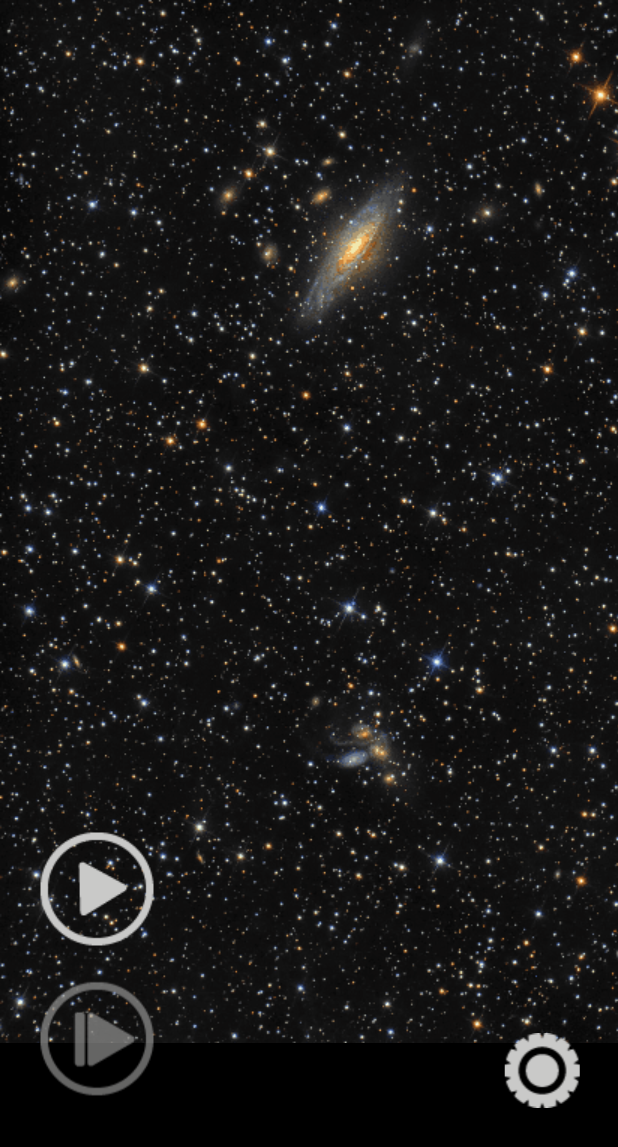
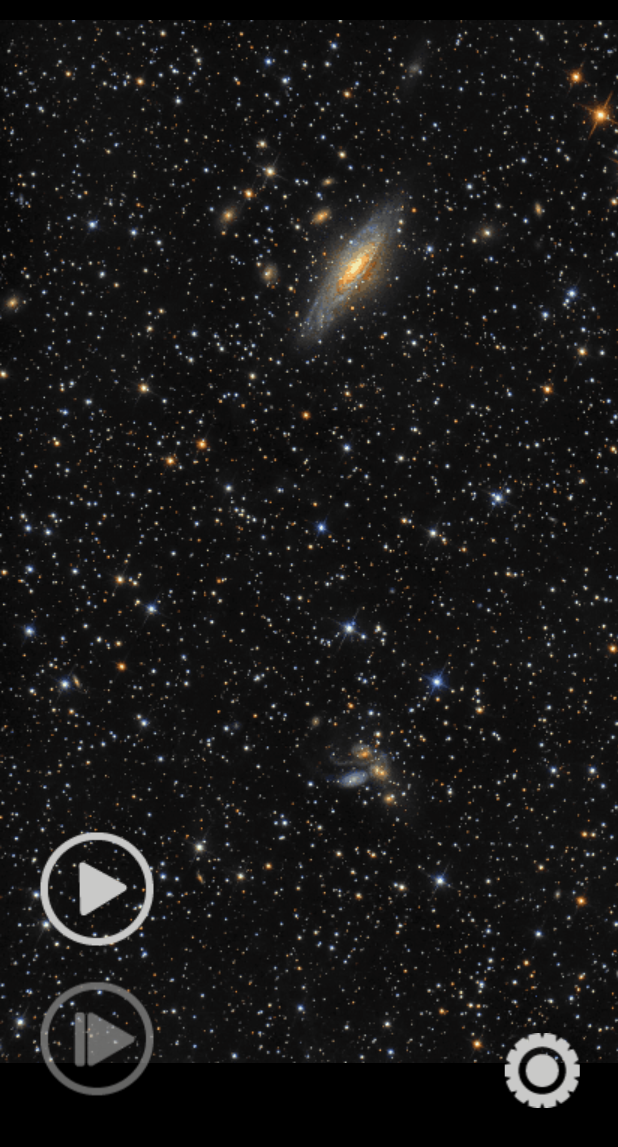
Before and after one commit to ysbapps/brickgame, an Android app: the screen it shows after launch (MainBrickActivity), on a phone screen of 412 x 824 dp. Shown: the top 1147 px of the screen. Run offline under Robolectric (Android 15) with nearby library versions, the phone set to English and light mode, and no system bars; libraries missing offline, so code that uses them is left out: com.android.billingclient; 3 statements that could not run were skipped.

Commit message:
in-app bug fixes.. layout fixes, legacy icons

```diff
--- a/app/src/main/java/ysb/apps/games/brick/InAppsProductsManager.java
+++ b/app/src/main/java/ysb/apps/games/brick/InAppsProductsManager.java
@@ -25,8 +25,10 @@ import java.io.FileOutputStream;
 import java.io.InputStream;
 import java.nio.ByteBuffer;
 import java.util.ArrayList;
+import java.util.Date;
 import java.util.HashMap;
 import java.util.List;
+import java.util.Objects;
 
 import ysb.apps.utils.logs.L;
 
@@ -182,9 +184,9 @@ public class InAppsProductsManager implements PurchasesUpdatedListener, Acknowle
         L.i("onQPR, orderId: " + purchase.getOrderId());
         String productId = purchase.getSkus().size() > 0 ? purchase.getSkus().get(0) : "???";
         L.i("onQPR, product: " + productId);
-        L.i("onQPR, time: " + purchase.getPurchaseTime());
+        L.i("onQPR, time: " + new Date(purchase.getPurchaseTime()));
         L.i("onQPR, package: " + purchase.getPackageName());
-        L.i("onQPR, account: " + purchase.getAccountIdentifiers());
+        L.i("onQPR, account: " + Objects.requireNonNull(purchase.getAccountIdentifiers()).getObfuscatedAccountId());
         handlePurchase(purchase);
       }
 
--- a/app/src/main/java/ysb/apps/games/brick/game/DrawView.java
+++ b/app/src/main/java/ysb/apps/games/brick/game/DrawView.java
@@ -100,7 +100,7 @@ public class DrawView extends View
     L.i("bounds: " + bounds);
     float dw = bounds.width() / 1000f;
     float dh = bounds.height() / 2000f;
-    offsets = new Rect(Math.round(150 * dw), Math.round(200 * dh), Math.round(150 * dw), Math.round(50 * dh));
+    offsets = new Rect(Math.round(150 * dw), Math.round(150 * dh), Math.round(150 * dw), Math.round(270 * dh));
     L.i("offsets: " + offsets);
 
     float maxSquareW = (bounds.width() - offsets.left - offsets.right) / (float) Cup.W;
@@ -111,6 +111,7 @@ public class DrawView extends View
 
     cupRect = new Rect(Math.round(bounds.centerX() - Cup.W * cupSquare / 2), offsets.top,
         Math.round(bounds.centerX() + Cup.W * cupSquare / 2), offsets.top + Math.round(Cup.H * cupSquare));
+    L.i("cupRect: " + cupRect, cupRect.width(), cupRect.height());
     float cupEdgeWidth = cupSquare / 5;
     cupEdges = new float[]{
         cupRect.left - cupEdgeWidth / 2, cupRect.top, cupRect.left - cupEdgeWidth / 2, cupRect.bottom + cupEdgeWidth,
@@ -260,7 +261,7 @@ public class DrawView extends View
 
     canvas.drawColor(Color.BLACK);
     int bx = bounds.width() > bgs[0].getWidth() ? (bounds.width() - bgs[0].getWidth()) / 2 : 0;
-    int by = cupRect.height() > bgs[0].getHeight() ? (cupRect.height() - bgs[0].getHeight()) / 2 : 0;
+    int by = cupRect.height() > bgs[0].getHeight() ? (cupRect.height() - bgs[0].getHeight()) / 2 : (bgs[0].getHeight() - cupRect.height() < 300 ? 20 : 0);
     int ii = game.state <= Game.STATE_PAUSED ? game.state : (game.state == Game.STATE_OPTIONS ? 0 : 1);
     if (game.state != Game.STATE_LOGS)
       canvas.drawBitmap(bgs[ii], bx, by, paints.cupContents);
```
Also changed, not shown: app/src/main/res/mipmap-hdpi/ic_launcher.png (added), app/src/main/res/mipmap-mdpi/ic_launcher.png (added), app/src/main/res/mipmap-xhdpi/ic_launcher.png (added), app/src/main/res/mipmap-xxhdpi/ic_launcher.png (added), app/src/main/res/mipmap-xxxhdpi/ic_launcher.png (added).
